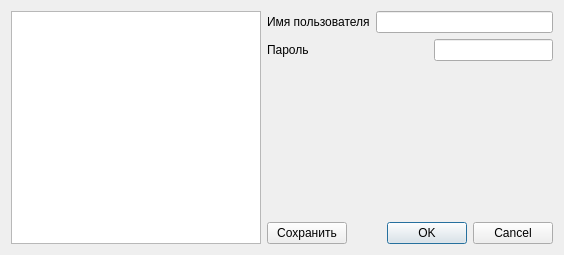
Old version of the form users.ui in the repository nio-kun/timetable.
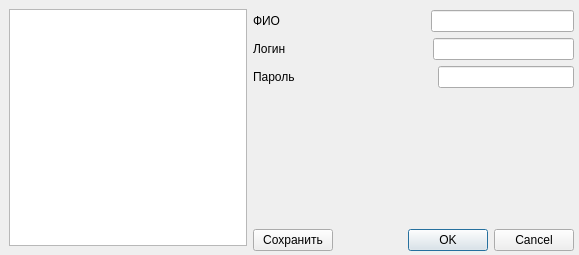
New version of the form.

```diff
--- a/users.ui
+++ b/users.ui
@@ -6,28 +6,82 @@
    <rect>
     <x>0</x>
     <y>0</y>
-    <width>564</width>
+    <width>579</width>
     <height>255</height>
    </rect>
   </property>
   <property name="windowTitle">
    <string>Dialog</string>
   </property>
-  <layout class="QGridLayout" name="gridLayout">
-   <item row="0" column="0" rowspan="3">
-    <widget class="QListView" name="listView"/>
-   </item>
-   <item row="0" column="1">
+  <widget class="QListView" name="listView">
+   <property name="geometry">
+    <rect>
+     <x>9</x>
+     <y>9</y>
+     <width>238</width>
+     <height>237</height>
+    </rect>
+   </property>
+  </widget>
+  <widget class="QWidget" name="">
+   <property name="geometry">
+    <rect>
+     <x>253</x>
+     <y>10</y>
+     <width>321</width>
+     <height>241</height>
+    </rect>
+   </property>
     <layout class="QVBoxLayout" name="verticalLayout">
+    <item>
+     <layout class="QHBoxLayout" name="horizontalLayout_4">
+      <item>
+       <widget class="QLabel" name="label_3">
+        <property name="text">
+         <string>ФИО</string>
+        </property>
+       </widget>
+      </item>
+      <item>
+       <spacer name="horizontalSpacer_3">
+        <property name="orientation">
+         <enum>Qt::Horizontal</enum>
+        </property>
+        <property name="sizeHint" stdset="0">
+         <size>
+          <width>40</width>
+          <height>20</height>
+         </size>
+        </property>
+       </spacer>
+      </item>
+      <item>
+       <widget class="QLineEdit" name="lineEdit_3"/>
+      </item>
+     </layout>
+    </item>
      <item>
       <layout class="QHBoxLayout" name="horizontalLayout">
        <item>
         <widget class="QLabel" name="label">
          <property name="text">
-          <string>Имя пользователя</string>
+         <string>Логин</string>
          </property>
         </widget>
        </item>
+      <item>
+       <spacer name="horizontalSpacer_4">
+        <property name="orientation">
+         <enum>Qt::Horizontal</enum>
+        </property>
+        <property name="sizeHint" stdset="0">
+         <size>
+          <width>40</width>
+          <height>20</height>
+         </size>
+        </property>
+       </spacer>
+      </item>
        <item>
         <widget class="QLineEdit" name="lineEdit"/>
        </item>
@@ -64,9 +118,20 @@
        </item>
       </layout>
      </item>
-    </layout>
-   </item>
-   <item row="2" column="1">
+    <item>
+     <spacer name="verticalSpacer">
+      <property name="orientation">
+       <enum>Qt::Vertical</enum>
+      </property>
+      <property name="sizeHint" stdset="0">
+       <size>
+        <width>20</width>
+        <height>40</height>
+       </size>
+      </property>
+     </spacer>
+    </item>
+    <item>
     <layout class="QHBoxLayout" name="horizontalLayout_3">
      <item>
       <widget class="QPushButton" name="pushButton">
@@ -100,20 +165,8 @@
      </item>
     </layout>
    </item>
-   <item row="1" column="1">
-    <spacer name="verticalSpacer">
-     <property name="orientation">
-      <enum>Qt::Vertical</enum>
-     </property>
-     <property name="sizeHint" stdset="0">
-      <size>
-       <width>20</width>
-       <height>40</height>
-      </size>
-     </property>
-    </spacer>
-   </item>
-  </layout>
+   </layout>
+  </widget>
  </widget>
  <resources/>
  <connections>
```
Lines whose indentation alone changed are shown as unchanged.
